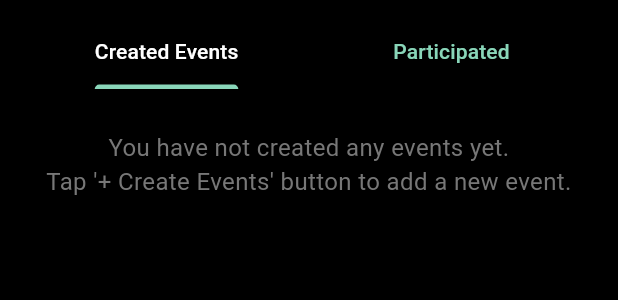
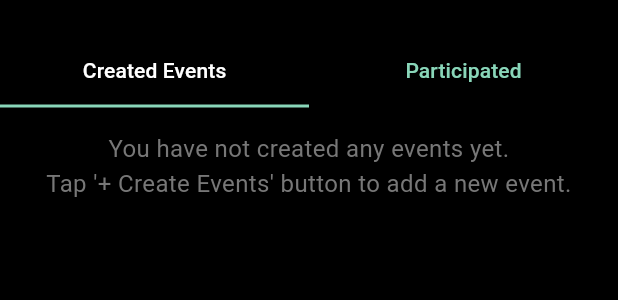
Before and after one commit to safwanmv/Event-Fund-Manager, a Flutter app: the EventParticipantPage widget shown alone on an empty page, opened directly, on a phone screen of 412 x 824 dp. Shown: the top 300 px of the screen. Run offline on Flutter 3.47's test engine with Material 3 defaults, Android fonts, the phone set to English and light mode, and no system bars; our stand-ins replace fl_chart, flutter_screenutil, flutter_slidable, hive, hive_flutter; accounts and stored records are empty.

Commit message:
style:edited the tab bar

```diff
--- a/lib/screens/Main Screen/Events/event_participant_page.dart
+++ b/lib/screens/Main Screen/Events/event_participant_page.dart
@@ -31,14 +31,15 @@ class _EventParticipantPageState extends State<EventParticipantPage>
     return DefaultTabController(
       length: 2,
       child: Padding(
-        padding: const EdgeInsets.all(0.0),
-        child: Column(
-          children: [
-            Container(
-              padding: EdgeInsets.symmetric(vertical: 12.h, horizontal: 16.w),
+        padding: EdgeInsets.only(top: 25.0.h),
         child: Column(
           children: [
             TabBar(
+              labelPadding: EdgeInsets.symmetric(
+                horizontal: 20.w,
+              ), // 👈 more tappable area
+              indicatorSize: TabBarIndicatorSize.tab,
+
               automaticIndicatorColorAdjustment: true,
               labelColor: color.onSurface,
               unselectedLabelColor: color.surfaceTint,
@@ -48,11 +49,13 @@ class _EventParticipantPageState extends State<EventParticipantPage>
                 Tab(text: "Participated"),
               ],
             ),
-                ],
-              ),
-            ),
+
+
             Expanded(
+
+
               child: TabBarView(
+
                 children: const [EventsList(), ParticipetedEventList()],
               ),
             ),
```
Lines whose indentation alone changed are shown as unchanged.
